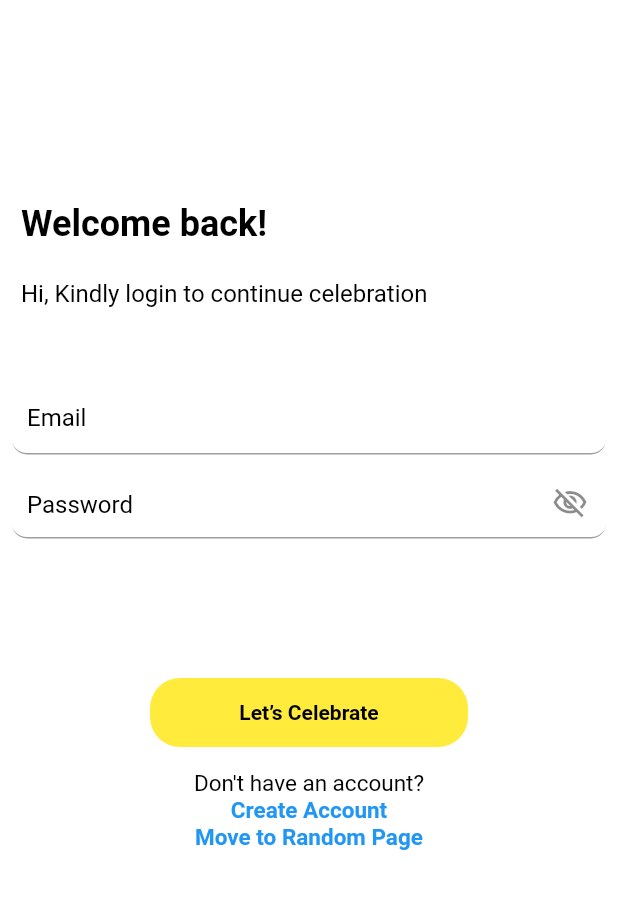
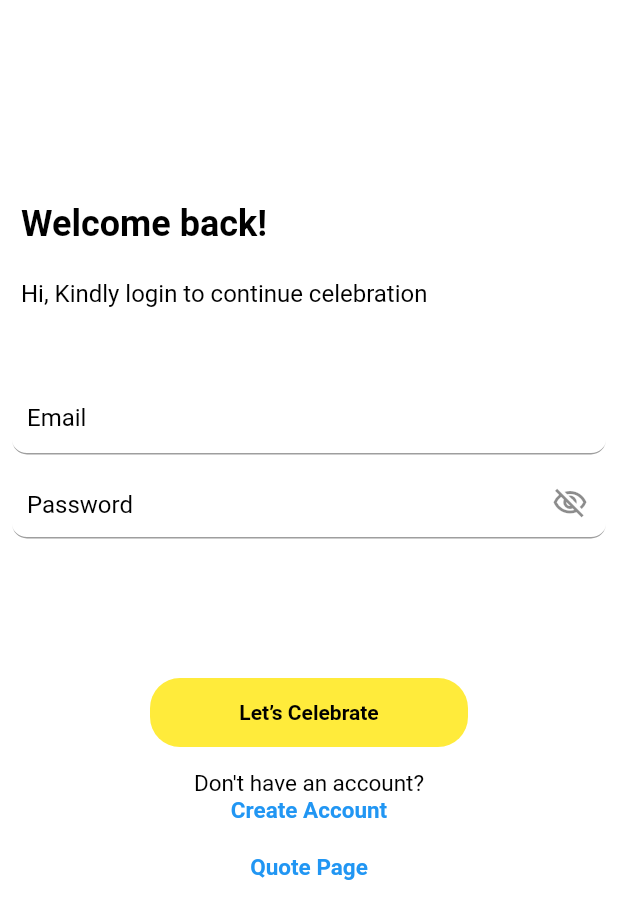
Before and after one commit to cn-techlite/classwork, a Flutter app: the screen it shows after launch, on a phone screen of 412 x 824 dp. Shown: the top 919 px of the screen. Run offline on Flutter 3.47's test engine with Material 2 defaults, Android fonts, the phone set to English and light mode, and no system bars; our stand-ins replace google_fonts, just_audio; missing offline and left inert: audio_session, just_audio_web; Roboto replaces fonts that are missing (Open sans); project files that could hold a hidden picture were left out.

Commit message:
Latest Class work 4

```diff
--- a/lib/assignments/classwork2.dart
+++ b/lib/assignments/classwork2.dart
@@ -476,7 +476,7 @@ class _LoginPageState extends State<LoginPage> {
             ),
 
             Padding(
-              padding:EdgeInsets.only(left: 8,right: 8,top: 50),
+              padding:const EdgeInsets.only(left: 8,right: 8,top: 50),
               child: TextFormField(
                   obscureText: false,
                   autovalidateMode:
@@ -590,12 +590,13 @@ class _LoginPageState extends State<LoginPage> {
                         ),
                       ),
                     ),
+                    const SizedBox(height: 20,),
                     GestureDetector(
                       onTap: () {
                         Navigator.push(context, MaterialPageRoute(builder: (context)=>const ClassWorkPage(title: '',)));
                       },
                       child: Text(
-                        "Move to Random Page",
+                        "Quote Page",
                         style: GoogleFonts.roboto(
                             fontSize: 15,
                             fontWeight: FontWeight.bold,
```
